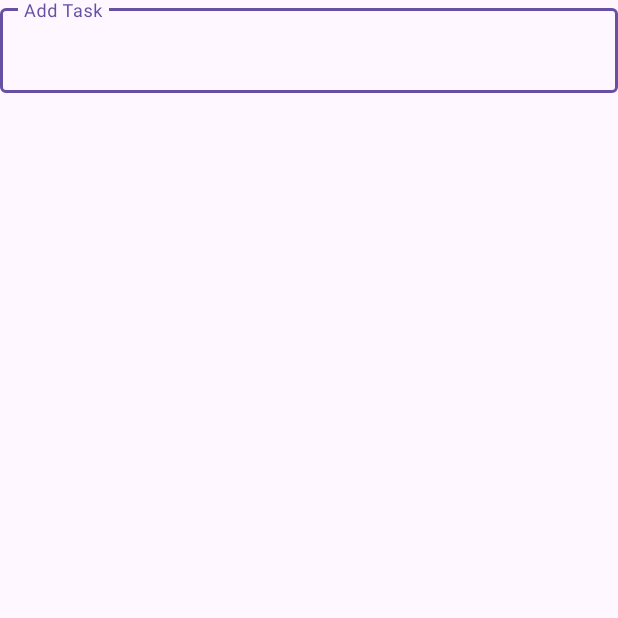
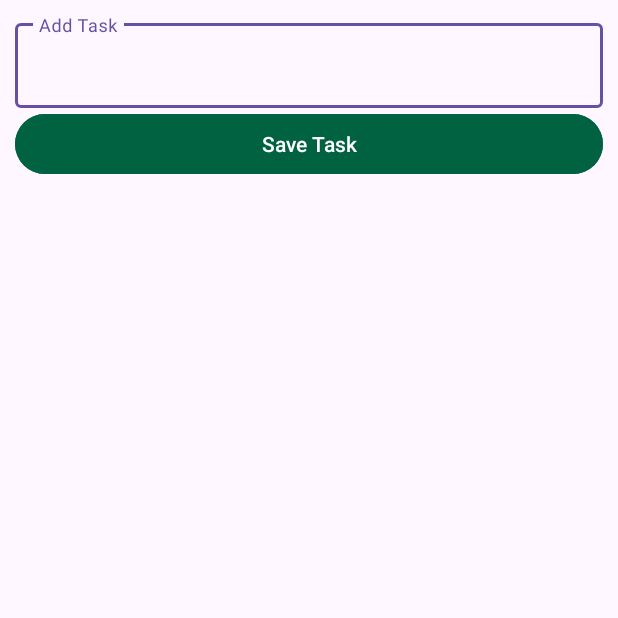
Before and after one commit to maanasa7697/Task_Hub, an Android app: the AddTaskActivity screen opened directly, with no data from a screen before it, on a phone screen of 412 x 824 dp, the top half of it. Run offline under Robolectric (Android 15) with nearby library versions, the phone set to English and light mode, and no system bars.

Commit message:
3rd day half

```diff
--- a/app/src/main/res/layout/activity_add_task.xml
+++ b/app/src/main/res/layout/activity_add_task.xml
@@ -12,13 +12,22 @@
       android:id="@+id/textField"
       android:layout_width="match_parent"
       android:layout_height="wrap_content"
-       android:hint="Add Task">
+      android:hint="Add Task"
+      android:padding="10dp"
+      >
 
     <com.google.android.material.textfield.TextInputEditText
         android:layout_width="match_parent"
         android:layout_height="wrap_content"
+        android:id="@+id/inputTaskName"
         />
-
+    <Button
+        android:layout_width="match_parent"
+        android:layout_height="wrap_content"
+        android:id="@+id/taskSave"
+        android:text="Save Task"
+        android:backgroundTint="@color/theme"
+        />
   </com.google.android.material.textfield.TextInputLayout>
 
 </LinearLayout>
```
